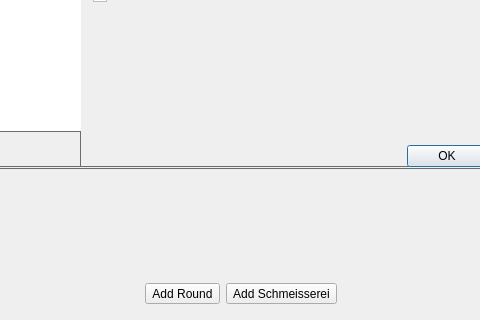
Qt form src/ui/game/gamewindow.ui (lbproductions/psnewmodel) before a commit; both pictures show x 169 to 649 and y 280 to 600 of the 800 by 600 pixel window.
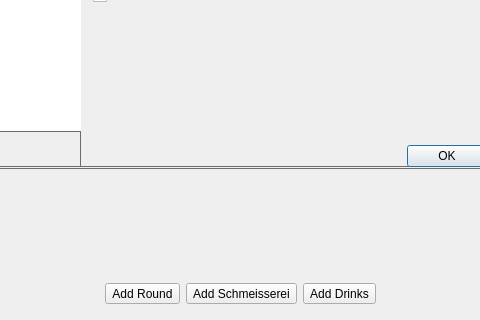
The same form after that commit. Icons and pictures are not drawn. Custom widgets are drawn as their Qt base class.

What changed in the file:
```diff
--- a/src/ui/game/gamewindow.ui
+++ b/src/ui/game/gamewindow.ui
@@ -465,6 +465,13 @@
          </property>
         </widget>
        </item>
+       <item>
+        <widget class="QToolButton" name="toolButtonAddDrinks">
+         <property name="text">
+          <string>Add Drinks</string>
+         </property>
+        </widget>
+       </item>
        <item>
         <spacer name="horizontalSpacer">
          <property name="orientation">
```
Left out of the diff: 20 changed lines with no effect on the pictures.
